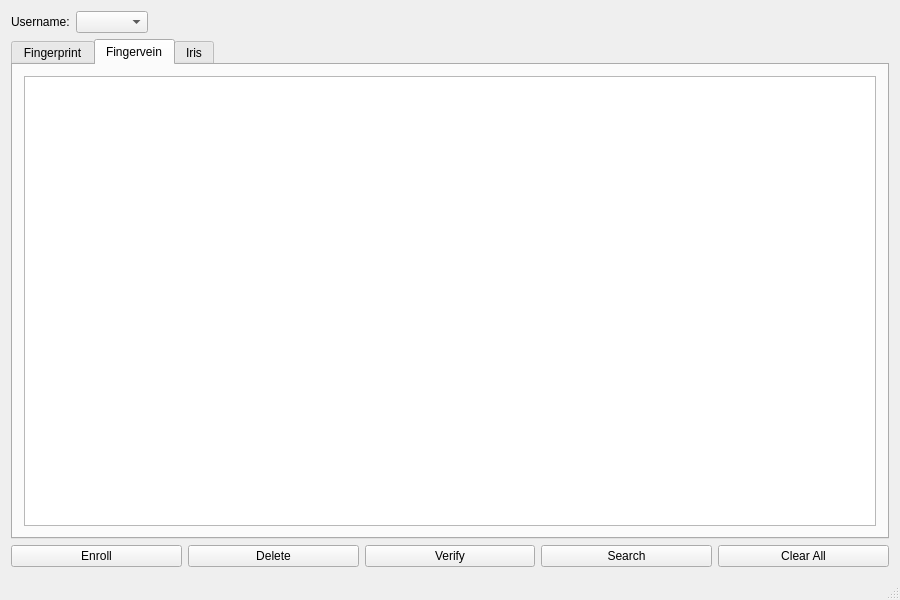
Before: the Qt Designer form mainwindow.ui in ukui/ukui-biometric-manager, drawn with Qt 5.
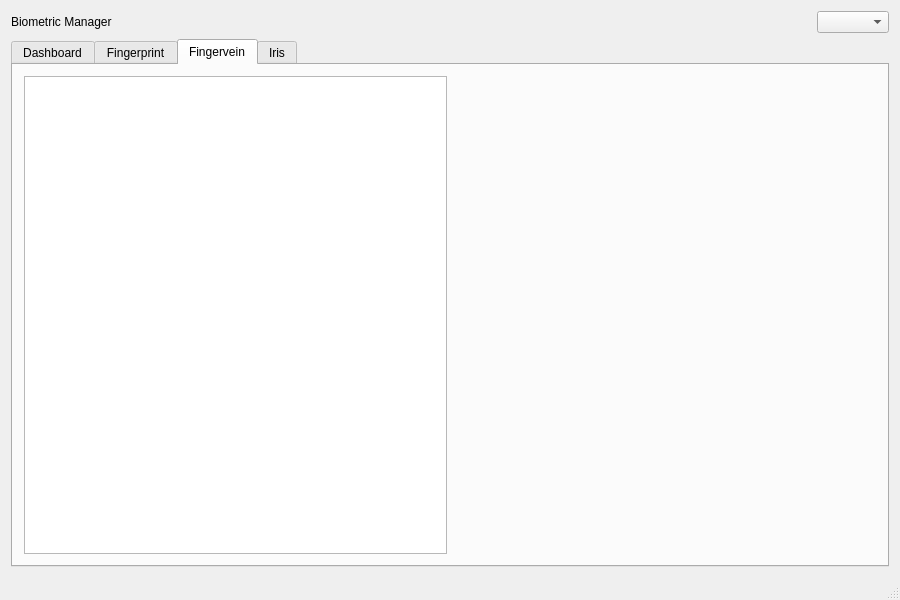
After: the same form once the commit is applied. The open tabs and pages were chosen to show the change.

Patch:
```diff
--- a/mainwindow.ui
+++ b/mainwindow.ui
@@ -16,17 +16,14 @@
   <widget class="QWidget" name="centralWidget">
    <layout class="QVBoxLayout" name="verticalLayout_4">
     <item>
-     <layout class="QHBoxLayout" name="horizontalLayout_2">
+     <layout class="QHBoxLayout" name="horizontalLayout_4">
       <item>
-       <widget class="QLabel" name="lblUname">
+       <widget class="QLabel" name="label">
         <property name="text">
-         <string>Username:</string>
+         <string>Biometric Manager</string>
         </property>
        </widget>
       </item>
-      <item>
-       <widget class="QComboBox" name="comboBoxUname"/>
-      </item>
       <item>
        <spacer name="horizontalSpacer">
         <property name="orientation">
@@ -40,6 +37,9 @@
         </property>
        </spacer>
       </item>
+      <item>
+       <widget class="QComboBox" name="comboBoxUsername"/>
+      </item>
      </layout>
     </item>
     <item>
@@ -47,11 +47,17 @@
       <property name="currentIndex">
        <number>0</number>
       </property>
+      <widget class="QWidget" name="pageDashboard">
+       <attribute name="title">
+        <string>Dashboard</string>
+       </attribute>
+       <layout class="QVBoxLayout" name="verticalLayout"/>
+      </widget>
       <widget class="QWidget" name="pageFingerprint">
        <attribute name="title">
         <string>Fingerprint</string>
        </attribute>
-       <layout class="QVBoxLayout" name="verticalLayout">
+       <layout class="QHBoxLayout" name="horizontalLayout_2">
         <item>
          <widget class="QTreeView" name="treeViewFingerprint">
           <property name="indentation">
@@ -65,16 +71,12 @@
        <attribute name="title">
         <string>Fingervein</string>
        </attribute>
-       <layout class="QVBoxLayout" name="verticalLayout_5">
+       <layout class="QHBoxLayout" name="horizontalLayout">
         <item>
-         <widget class="QTreeView" name="treeViewFingervein">
-          <property name="enabled">
-           <bool>true</bool>
-          </property>
-          <property name="indentation">
-           <number>0</number>
-          </property>
-         </widget>
+         <widget class="QListWidget" name="listWidgetFingervein"/>
+        </item>
+        <item>
+         <widget class="QStackedWidget" name="stackedWidgetFingervein"/>
         </item>
        </layout>
       </widget>
@@ -94,45 +96,6 @@
       </widget>
      </widget>
     </item>
-    <item>
-     <layout class="QHBoxLayout" name="horizontalLayout">
-      <item>
-       <widget class="QPushButton" name="btnEnroll">
-        <property name="text">
-         <string>Enroll</string>
-        </property>
-       </widget>
-      </item>
-      <item>
-       <widget class="QPushButton" name="btnDelete">
-        <property name="text">
-         <string>Delete</string>
-        </property>
-       </widget>
-      </item>
-      <item>
-       <widget class="QPushButton" name="btnVerify">
-        <property name="text">
-         <string>Verify</string>
-        </property>
-       </widget>
-      </item>
-      <item>
-       <widget class="QPushButton" name="btnSearch">
-        <property name="text">
-         <string>Search</string>
-        </property>
-       </widget>
-      </item>
-      <item>
-       <widget class="QPushButton" name="btnDrop">
-        <property name="text">
-         <string>Clear All</string>
-        </property>
-       </widget>
-      </item>
-     </layout>
-    </item>
    </layout>
   </widget>
   <widget class="QStatusBar" name="statusBar"/>
```
Left out of the diff: 22 changed lines with no effect on the pictures.
